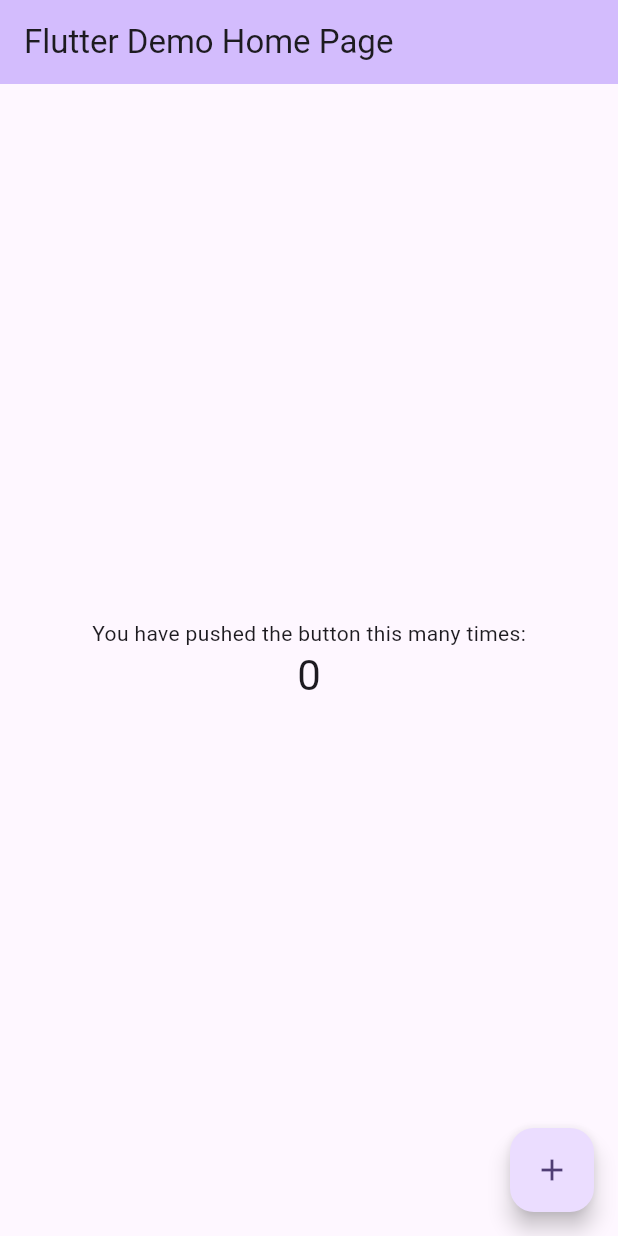
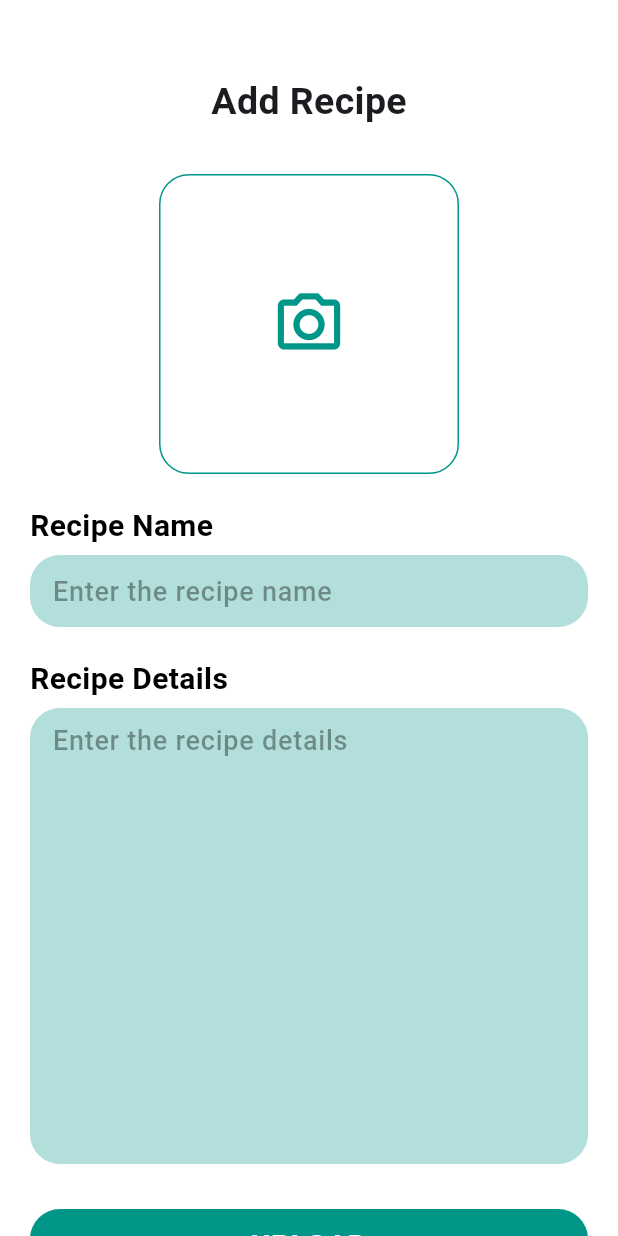
Before and after one commit to Dany1211/Recipe-App, a Flutter app: the screen it shows after launch, on a phone screen of 412 x 824 dp. Run offline on Flutter 3.47's test engine with Material 3 defaults, Android fonts, the phone set to English and light mode, and no system bars.

Commit message:
UI created

```diff
--- a/analysis_options.yaml
+++ b/analysis_options.yaml
@@ -21,6 +21,8 @@ linter:
   # `// ignore_for_file: name_of_lint` syntax on the line or in the file
   # producing the lint.
   rules:
+    prefer_const_constructors: false
+    prefer_const_literals_to_create_immutables: false
     # avoid_print: false  # Uncomment to disable the `avoid_print` rule
     # prefer_single_quotes: true  # Uncomment to enable the `prefer_single_quotes` rule
 
--- a/lib/main.dart
+++ b/lib/main.dart
@@ -1,125 +1,22 @@
 import 'package:flutter/material.dart';
+import 'package:recipe_app/pages/add_recipe.dart';
+import 'package:recipe_app/pages/home.dart';
+import 'package:recipe_app/pages/recipe.dart';
+
+
 
 void main() {
-  runApp(const MyApp());
+  runApp(MyApp());
 }
 
 class MyApp extends StatelessWidget {
   const MyApp({super.key});
 
-  // This widget is the root of your application.
   @override
   Widget build(BuildContext context) {
-    return MaterialApp(
-      title: 'Flutter Demo',
-      theme: ThemeData(
-        // This is the theme of your application.
-        //
-        // TRY THIS: Try running your application with "flutter run". You'll see
-        // the application has a purple toolbar. Then, without quitting the app,
-        // try changing the seedColor in the colorScheme below to Colors.green
-        // and then invoke "hot reload" (save your changes or press the "hot
-        // reload" button in a Flutter-supported IDE, or press "r" if you used
-        // the command line to start the app).
-        //
-        // Notice that the counter didn't reset back to zero; the application
-        // state is not lost during the reload. To reset the state, use hot
-        // restart instead.
-        //
-        // This works for code too, not just values: Most code changes can be
-        // tested with just a hot reload.
-        colorScheme: ColorScheme.fromSeed(seedColor: Colors.deepPurple),
-        useMaterial3: true,
-      ),
-      home: const MyHomePage(title: 'Flutter Demo Home Page'),
+    return const MaterialApp(
+      debugShowCheckedModeBanner: false,
+      home:AddRecipe(),
     );
   }
 }
-
-class MyHomePage extends StatefulWidget {
-  const MyHomePage({super.key, required this.title});
-
-  // This widget is the home page of your application. It is stateful, meaning
-  // that it has a State object (defined below) that contains fields that affect
-  // how it looks.
-
-  // This class is the configuration for the state. It holds the values (in this
-  // case the title) provided by the parent (in this case the App widget) and
-  // used by the build method of the State. Fields in a Widget subclass are
-  // always marked "final".
-
-  final String title;
-
-  @override
-  State<MyHomePage> createState() => _MyHomePageState();
-}
-
-class _MyHomePageState extends State<MyHomePage> {
-  int _counter = 0;
-
-  void _incrementCounter() {
-    setState(() {
-      // This call to setState tells the Flutter framework that something has
-      // changed in this State, which causes it to rerun the build method below
-      // so that the display can reflect the updated values. If we changed
-      // _counter without calling setState(), then the build method would not be
-      // called again, and so nothing would appear to happen.
-      _counter++;
-    });
-  }
-
-  @override
-  Widget build(BuildContext context) {
-    // This method is rerun every time setState is called, for instance as done
-    // by the _incrementCounter method above.
-    //
-    // The Flutter framework has been optimized to make rerunning build methods
-    // fast, so that you can just rebuild anything that needs updating rather
-    // than having to individually change instances of widgets.
-    return Scaffold(
-      appBar: AppBar(
-        // TRY THIS: Try changing the color here to a specific color (to
-        // Colors.amber, perhaps?) and trigger a hot reload to see the AppBar
-        // change color while the other colors stay the same.
-        backgroundColor: Theme.of(context).colorScheme.inversePrimary,
-        // Here we take the value from the MyHomePage object that was created by
-        // the App.build method, and use it to set our appbar title.
-        title: Text(widget.title),
-      ),
-      body: Center(
-        // Center is a layout widget. It takes a single child and positions it
-        // in the middle of the parent.
-        child: Column(
-          // Column is also a layout widget. It takes a list of children and
-          // arranges them vertically. By default, it sizes itself to fit its
-          // children horizontally, and tries to be as tall as its parent.
-          //
-          // Column has various properties to control how it sizes itself and
-          // how it positions its children. Here we use mainAxisAlignment to
-          // center the children vertically; the main axis here is the vertical
-          // axis because Columns are vertical (the cross axis would be
-          // horizontal).
-          //
-          // TRY THIS: Invoke "debug painting" (choose the "Toggle Debug Paint"
-          // action in the IDE, or press "p" in the console), to see the
-          // wireframe for each widget.
-          mainAxisAlignment: MainAxisAlignment.center,
-          children: <Widget>[
-            const Text(
-              'You have pushed the button this many times:',
-            ),
-            Text(
-              '$_counter',
-              style: Theme.of(context).textTheme.headlineMedium,
-            ),
-          ],
-        ),
-      ),
-      floatingActionButton: FloatingActionButton(
-        onPressed: _incrementCounter,
-        tooltip: 'Increment',
-        child: const Icon(Icons.add),
-      ), // This trailing comma makes auto-formatting nicer for build methods.
-    );
-  }
-}
--- /dev/null
+++ b/lib/pages/add_recipe.dart
@@ -0,0 +1,73 @@
+import 'package:flutter/material.dart';
+import 'package:recipe_app/widget/support_widget.dart';
+
+class AddRecipe extends StatefulWidget {
+  const AddRecipe({super.key});
+
+  @override
+  State<AddRecipe> createState() => _AddRecipeState();
+}
+
+class _AddRecipeState extends State<AddRecipe> {
+  @override
+  Widget build(BuildContext context) {
+    return Scaffold(
+      backgroundColor: Colors.white,
+      body: SingleChildScrollView(
+        child: Container(
+          margin: EdgeInsets.only(top: 50,left: 20,right: 20),
+          child: Column(
+            crossAxisAlignment: CrossAxisAlignment.start,
+            children: [
+              Row(
+                mainAxisAlignment: MainAxisAlignment.center,
+                children: [
+                  Text("Add Recipe",style:TextStyle(fontSize: 25,fontWeight: FontWeight.bold ) ),
+                ],
+              ),
+              SizedBox(height: 30,),
+            Center(
+              child: Container(
+                width: 200,
+                height: 200,
+                decoration: BoxDecoration(color: Colors.white,borderRadius: BorderRadius.circular(20),border: Border.all(color: Colors.teal)),
+                child: Icon(Icons.camera_alt_outlined,size: 50,color: Colors.teal,),
+              ),
+            ),
+            SizedBox(height: 20,),
+            Text("Recipe Name",style: AppWidget.boldfieldtextstyle(),),
+            Container(
+              margin: EdgeInsets.only(top: 5),
+              padding: EdgeInsets.only(left: 15),
+              width: MediaQuery.of(context).size.width,
+              decoration:BoxDecoration(color: Colors.teal.shade100,borderRadius: BorderRadius.circular(20)) ,
+              child: TextField(
+                decoration: InputDecoration(border: InputBorder.none,hintText: "Enter the recipe name",hintStyle: TextStyle(fontSize: 18,fontWeight: FontWeight.w500,color: Colors.black38)),
+              ),
+            ),
+            SizedBox(height: 20,),
+            Text("Recipe Details",style: AppWidget.boldfieldtextstyle(),),
+            Container(
+              margin: EdgeInsets.only(top: 5),
+              padding: EdgeInsets.only(left: 15),
+              width: MediaQuery.of(context).size.width,
+              decoration:BoxDecoration(color: Colors.teal.shade100,borderRadius: BorderRadius.circular(20)) ,
+              child: TextField(
+                maxLines: 12,
+                decoration: InputDecoration(border: InputBorder.none,hintText: "Enter the recipe details",hintStyle:TextStyle(fontSize: 18,fontWeight: FontWeight.w500,color: Colors.black38) ),
+              ),
+            ),
+            SizedBox(height: 30,),
+            Container(
+              padding: EdgeInsets.only(top: 10,right: 20,left: 20,bottom: 10),
+              decoration: BoxDecoration(color: Colors.teal,borderRadius: BorderRadius.circular(20)),
+              width: MediaQuery.of(context).size.width,
+              child: Center(child: Text("UPLOAD",style: TextStyle(fontSize: 20,fontWeight: FontWeight.bold,color: Colors.white),)),
+            )
+            ],
+          ),
+        ),
+      ),
+    );
+  }
+}
--- /dev/null
+++ b/lib/pages/recipe.dart
@@ -0,0 +1,47 @@
+import 'package:flutter/material.dart';
+import 'package:recipe_app/widget/support_widget.dart';
+
+class Recipe extends StatefulWidget {
+  const Recipe({super.key});
+
+  @override
+  State<Recipe> createState() => _RecipeState();
+}
+
+class _RecipeState extends State<Recipe> {
+  @override
+  Widget build(BuildContext context) {
+    return Scaffold(
+      body: SingleChildScrollView(
+        child: Container(
+          child: Stack(
+            children: [
+              Image.asset("images/pasta.jpg",width: MediaQuery.of(context).size.width,height: 400,fit: BoxFit.cover,),
+              Container(
+                padding: EdgeInsets.only(left: 30,top: 40,right: 30,bottom: 30),
+                margin: EdgeInsets.only(top:MediaQuery.of(context).size.width/1.5 ),
+                width: MediaQuery.of(context).size.width,
+                decoration: BoxDecoration(color: Colors.white,borderRadius: BorderRadius.only(topLeft: Radius.circular(40),topRight: Radius.circular(40))),
+               child: Column(
+                crossAxisAlignment: CrossAxisAlignment.start,
+                children: [
+                  Text("Red Sauce Pasta",style: TextStyle(fontSize: 32,fontWeight: FontWeight.bold),),
+                  Divider(color: Colors.teal,thickness: 2,),
+                  SizedBox(height: 15,),
+                  Text("About Recipe",style: AppWidget.boldfieldtextstyle(),),
+                  SizedBox(height: 10,),
+                  Text("Step 1 : Prepare the red sauce and boil the pastaHeat oil in a pan over medium flame and add minced garlic along with chopped red chilli and red chilli flakes. Stir and saute for 2 minutes. Take another pan, pour the water and bring it to a boil. Then, add pasta to the boiling water along with some salt and 1/2 tbsp oil. Cook the pasta for a few minutes. When it is cooked through, drain the extra water and transfer the pasta to another bowl.",style:AppWidget.lightfieldtextstyle() ,),
+                    SizedBox(height: 10,),
+                 Text("Step 2 : Cook tomatoes along with herbs for 10-12 minutes Now, heat the olive oil and add the peeled (or pureed) tomatoes, basil and parsley to the pan. Mix all the ingredients well and let it simmer for 10 minutes until the sauce starts to thicken. When the sauce starts gaining consistency, put off the burner and add salt and black pepper powder to the sauce. Keep the sauce warm. Add the pasta over the warm sauce and toss carefully so that each piece is coated with the sauce.",style:AppWidget.lightfieldtextstyle()),
+                      SizedBox(height: 10,),
+                  Text("Step 3  : Pasta is ready to relish Cook for 2-3 minutes more and then serve the Red Sauce Pasta immediately. To make it more aromatic, you can dry roast a few basil leaves, crush them with some chilli flakes, oregano and add it to the dish. This herb fusion will make your pasta even more delectable. Serve it with garlic bread and relish this delicious pasta.",style:AppWidget.lightfieldtextstyle(),),
+                 ],
+               ),
+              )
+            ],
+          ),
+        ),
+      ),
+    );
+  }
+}
--- /dev/null
+++ b/lib/widget/support_widget.dart
@@ -0,0 +1,18 @@
+import 'package:flutter/widgets.dart';
+import 'package:flutter/material.dart';
+class AppWidget {
+  static TextStyle boldfieldtextstyle ()
+  {
+    return TextStyle (
+      color: Colors.black,
+      fontSize: 20,
+      fontWeight: FontWeight.bold
+    );
+  }
+   static TextStyle lightfieldtextstyle (){
+    return TextStyle(
+       color: Colors.black,fontSize: 16,fontWeight: FontWeight.w500
+    );
+   }
+
+}
--- a/pubspec.yaml
+++ b/pubspec.yaml
@@ -1,4 +1,4 @@
-name: grocery_app
+name: recipe_app
 description: "A new Flutter project."
 # The following line prevents the package from being accidentally published to
 # pub.dev using `flutter pub publish`. This is preferred for private packages.
@@ -59,8 +59,8 @@ flutter:
   uses-material-design: true
 
   # To add assets to your application, add an assets section, like this:
-  # assets:
-  #   - images/a_dot_burr.jpeg
+  assets:
+    - images/
   #   - images/a_dot_ham.jpeg
 
   # An image asset can refer to one or more resolution-specific "variants", see
```
Also changed, not shown: lib/pages/home.dart (added, +155 -0 lines), 1 other file.
